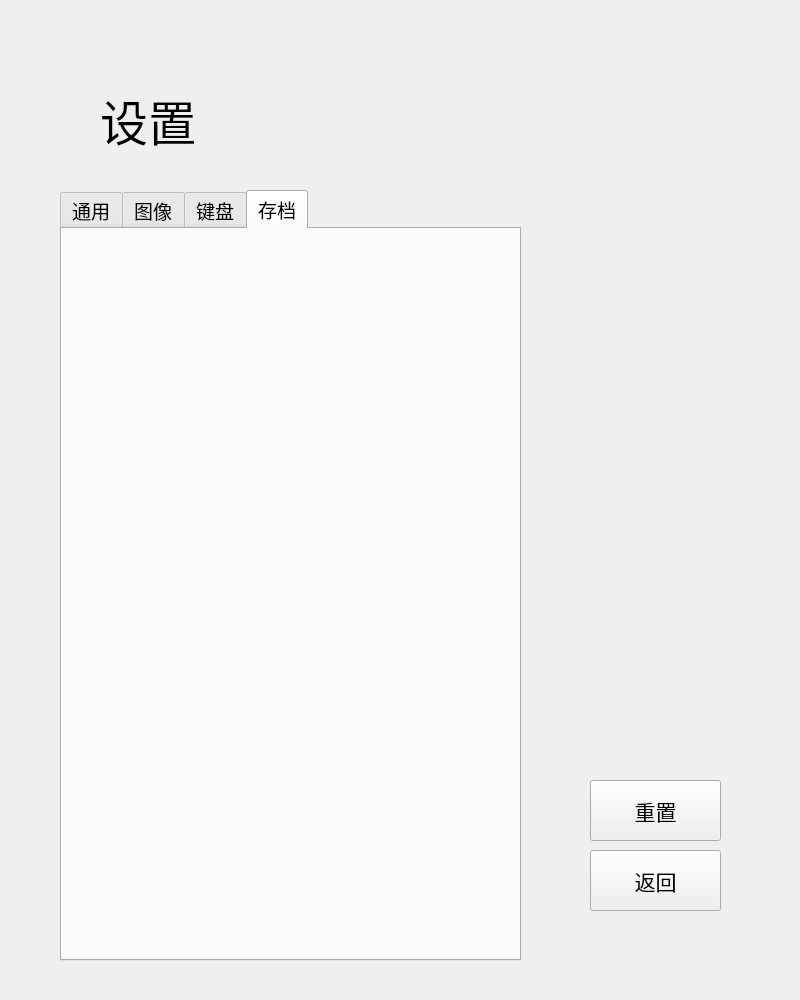
Qt form settingscene.ui (GoldenSeS/Tetris_Golden) before a commit.
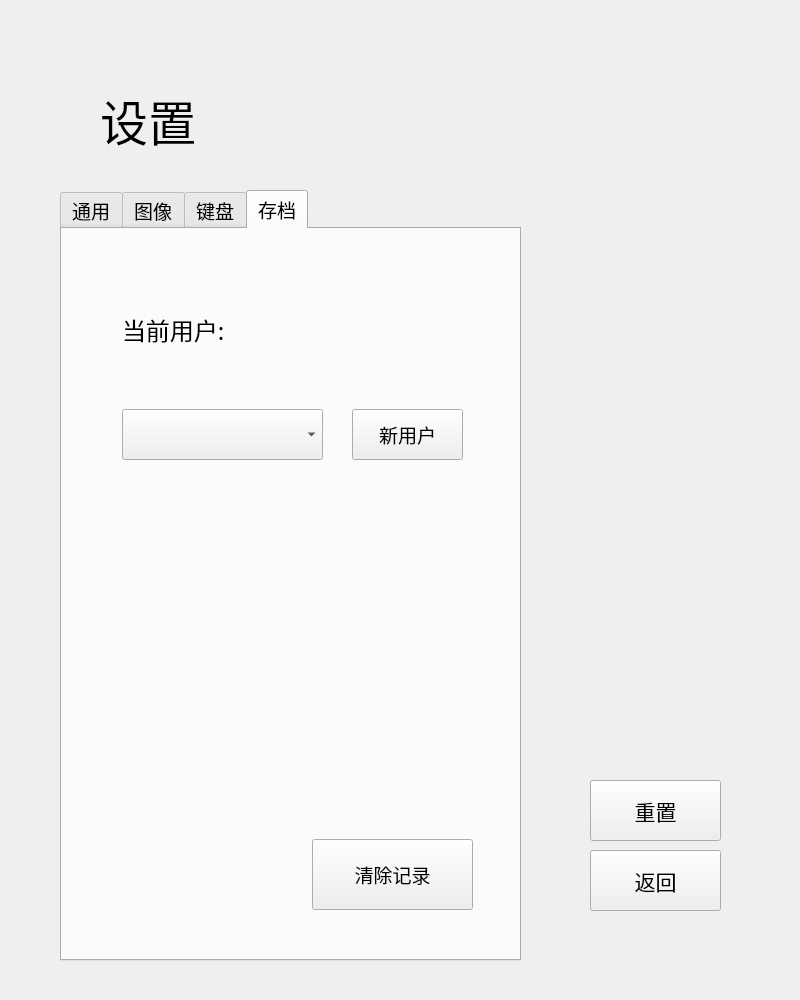
The same form after that commit. The open tabs and pages were chosen to show the change. Custom widgets are drawn as their Qt base class.

Patch:
```diff
--- a/settingscene.ui
+++ b/settingscene.ui
@@ -468,6 +468,60 @@
     <attribute name="title">
      <string>存档</string>
     </attribute>
+    <widget class="QLabel" name="currentUserLabel">
+     <property name="geometry">
+      <rect>
+       <x>60</x>
+       <y>60</y>
+       <width>371</width>
+       <height>81</height>
+      </rect>
+     </property>
+     <property name="font">
+      <font>
+       <pointsize>18</pointsize>
+      </font>
+     </property>
+     <property name="text">
+      <string>当前用户: </string>
+     </property>
+    </widget>
+    <widget class="QComboBox" name="selectUserComboBox">
+     <property name="geometry">
+      <rect>
+       <x>60</x>
+       <y>180</y>
+       <width>201</width>
+       <height>51</height>
+      </rect>
+     </property>
+    </widget>
+    <widget class="QPushButton" name="newUserBtn">
+     <property name="geometry">
+      <rect>
+       <x>290</x>
+       <y>180</y>
+       <width>111</width>
+       <height>51</height>
+      </rect>
+     </property>
+     <property name="text">
+      <string>新用户</string>
+     </property>
+    </widget>
+    <widget class="QPushButton" name="clearUserBtn">
+     <property name="geometry">
+      <rect>
+       <x>250</x>
+       <y>610</y>
+       <width>161</width>
+       <height>71</height>
+      </rect>
+     </property>
+     <property name="text">
+      <string>清除记录</string>
+     </property>
+    </widget>
    </widget>
   </widget>
   <widget class="QLabel" name="label">
```
Left out of the diff: 2 changed lines with no effect on the pictures.
